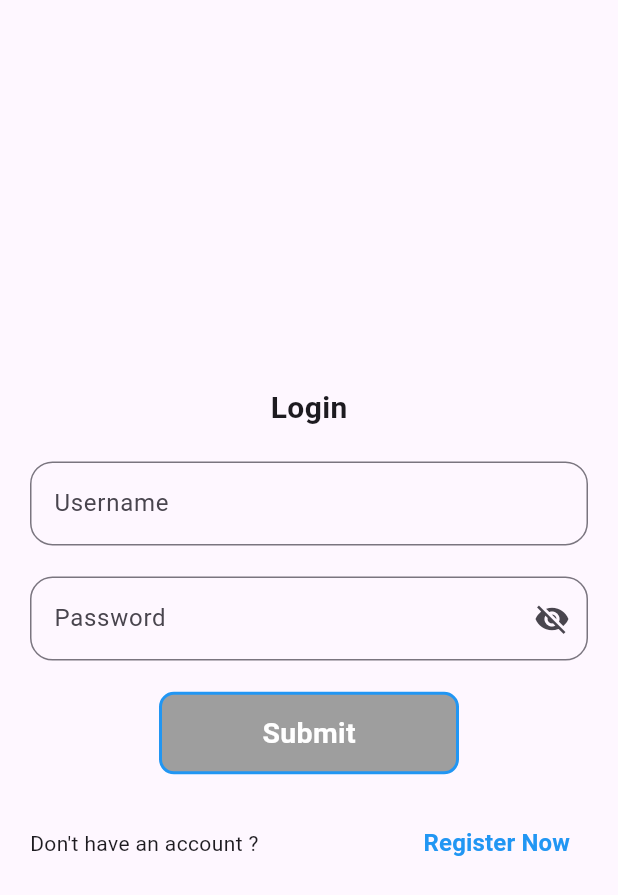
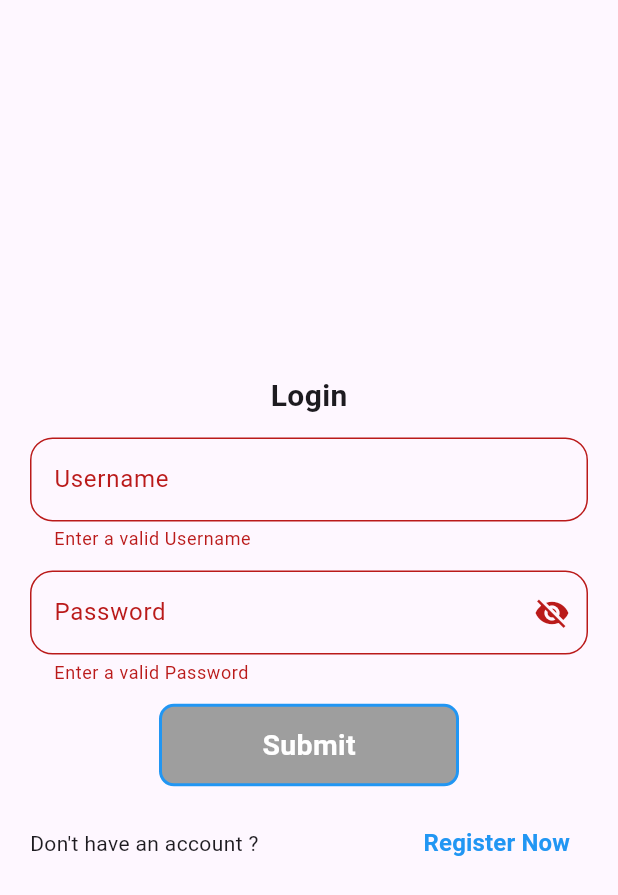
Before and after one commit to BIBINKB97/Tezda, a Flutter app: the screen it shows after launch, after a tap on "Submit", on a phone screen of 412 x 824 dp. Shown: the top 895 px of the screen. Run offline on Flutter 3.47's test engine with Material 3 defaults, Android fonts, the phone set to English and light mode, and no system bars; our stand-ins replace shared_preferences.

Commit message:
user authentication completed. successfully logged in

```diff
--- a/lib/main.dart
+++ b/lib/main.dart
@@ -1,5 +1,4 @@
 import 'package:flutter/material.dart';
-import 'package:tezda/view/home_page/home_screen.dart';
 import 'package:tezda/view/login_screen/login_screen.dart';
 import 'package:tezda/view/login_screen/registration_screen/registration_screen.dart';
 
@@ -23,7 +22,6 @@ class MyApp extends StatelessWidget {
         initialRoute: '/',
        routes: {
         '/': (context) => LoginPage(),
-        '/home': (context) => HomePage(),
         '/register': (context) => RegistrationScreen(),
       },
     );
--- /dev/null
+++ b/lib/model/user_model/user_model.dart
@@ -0,0 +1,33 @@
+class UserModel {
+  int? id;
+  String? username;
+  String? email;
+  String? firstName;
+  String? lastName;
+  String? gender;
+  String? image;
+  String? token;
+
+  UserModel(
+      {this.id,
+      this.username,
+      this.email,
+      this.firstName,
+      this.lastName,
+      this.gender,
+      this.image,
+      this.token});
+
+  UserModel.fromJson(Map<String, dynamic> json) {
+    id = json['id'];
+    username = json['username'];
+    email = json['email'];
+    firstName = json['firstName'];
+    lastName = json['lastName'];
+    gender = json['gender'];
+    image = json['image'];
+    token = json['token'];
+  }
+
+
+}
--- a/lib/view/home_page/home_screen.dart
+++ b/lib/view/home_page/home_screen.dart
@@ -1,9 +1,11 @@
 import 'package:flutter/material.dart';
+import 'package:tezda/model/user_model/user_model.dart';
 import 'package:tezda/utils/common_widgets/text_style.dart';
 import 'package:tezda/utils/utils.dart';
 
 class HomePage extends StatelessWidget {
-  const HomePage({super.key});
+   final UserModel? user;
+  const HomePage({super.key, required this.user});
 
   @override
   Widget build(BuildContext context) {
--- a/lib/view/login_screen/login_screen.dart
+++ b/lib/view/login_screen/login_screen.dart
@@ -1,8 +1,10 @@
 
 import 'package:flutter/material.dart';
+import 'package:tezda/controller/auth_service/auth_service.dart';
 import 'package:tezda/utils/common_widgets/custom_container.dart';
 import 'package:tezda/utils/common_widgets/text_style.dart';
 import 'package:tezda/utils/utils.dart';
+import 'package:tezda/view/home_page/home_screen.dart';
 
 class LoginPage extends StatefulWidget {
   const LoginPage({super.key});
@@ -52,7 +54,7 @@ class _LoginPageState extends State<LoginPage> {
                               borderRadius: BorderRadius.circular(15))),
                       validator: (value) {
                         if (value!.isEmpty) {
-                          return "enter a valid username";
+                          return "Enter a valid Username";
                         }
                         return null;
                       },
@@ -77,18 +79,28 @@ class _LoginPageState extends State<LoginPage> {
                               borderRadius: BorderRadius.circular(15))),
                       validator: (value) {
                         if (value!.isEmpty) {
-                          return "enter a valid Password";
+                          return "Enter a valid Password";
                         }
                         return null;
                       },
                     ),
                    InkWell(
-                    onTap: () {
+                    onTap: ()async {
+                      //  Logic for Login
+                   if (loginKey.currentState!.validate())  {
+                          AuthService authService = AuthService();
+                          final user = await authService.login(
+                              _usernameController.text,
+                              _passwordController.text);
 
-                      // Login Logic
-                      // Navigator.of(context).pushNamed("/home");
-
-
+                            if (user != null) {
+                             // ignore: use_build_context_synchronously
+                             Navigator.pushReplacement(
+                                context,
+                                MaterialPageRoute(
+                                    builder: (context) => HomePage(user:user)),);
+                          }
+                        }
                     },
                      child: CustomContainer(
                       height: 55,
--- a/pubspec.yaml
+++ b/pubspec.yaml
@@ -11,13 +11,13 @@ dependencies:
   flutter:
     sdk: flutter
   cupertino_icons: ^1.0.2
+  http: ^1.2.0
+  shared_preferences: ^2.2.2
 
 dev_dependencies:
   flutter_test:
     sdk: flutter
   flutter_lints: ^2.0.0
-
-
 
 flutter:
   uses-material-design: true
```
Also changed, not shown: lib/controller/auth_service/auth_service.dart (+42 -0 lines), pubspec.lock, 1 other file.
